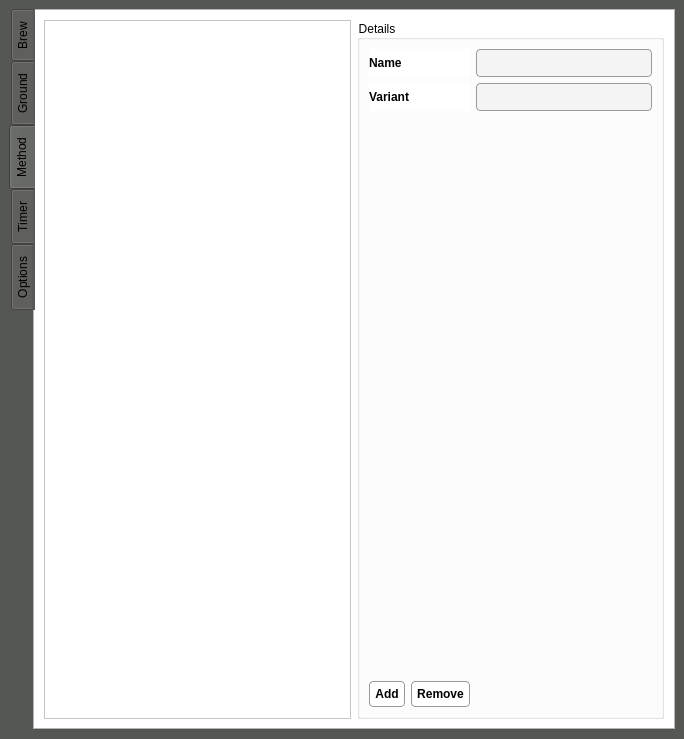
Old version of the form coffeewindow.ui in the repository jsonzilla/coffee.
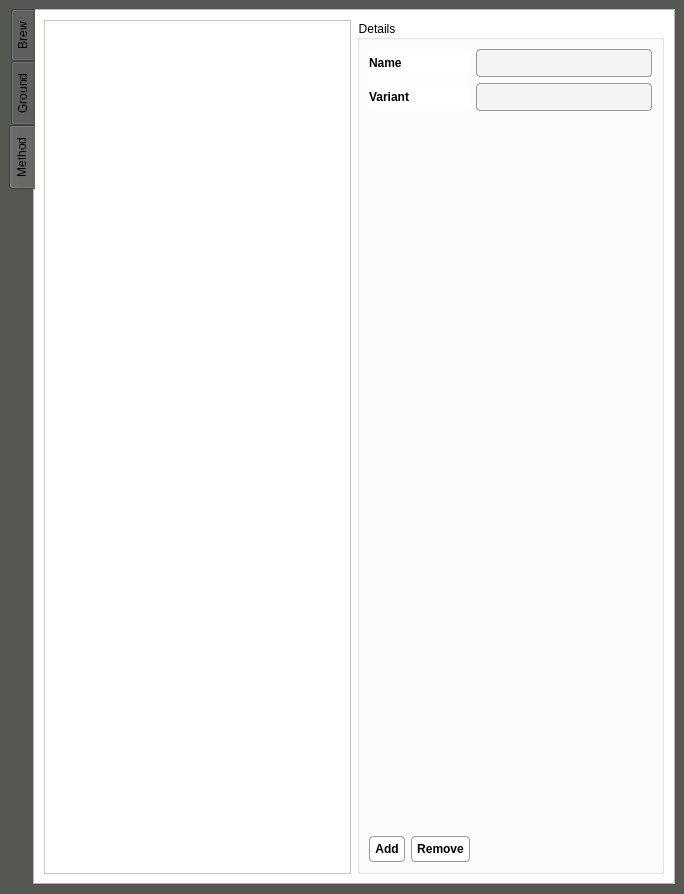
New version of the form. The open tabs and pages were chosen to show the change. Icons and pictures are not drawn.

Commit message: remove unused tabs

```diff
--- a/coffeewindow.ui
+++ b/coffeewindow.ui
@@ -7,7 +7,7 @@
     <x>0</x>
     <y>0</y>
     <width>684</width>
-    <height>739</height>
+    <height>894</height>
    </rect>
   </property>
   <property name="windowTitle">
@@ -927,24 +927,6 @@
         </item>
        </layout>
       </widget>
-      <widget class="QWidget" name="tabTimer">
-       <attribute name="icon">
-        <iconset resource="coffees.qrc">
-         <normaloff>:/images/clock.png</normaloff>:/images/clock.png</iconset>
-       </attribute>
-       <attribute name="title">
-        <string>Timer</string>
-       </attribute>
-      </widget>
-      <widget class="QWidget" name="tab">
-       <attribute name="icon">
-        <iconset resource="coffees.qrc">
-         <normaloff>:/images/data_config.png</normaloff>:/images/data_config.png</iconset>
-       </attribute>
-       <attribute name="title">
-        <string>Options</string>
-       </attribute>
-      </widget>
      </widget>
     </item>
    </layout>
```
Left out of the diff: 2 changed lines with no effect on the pictures.
